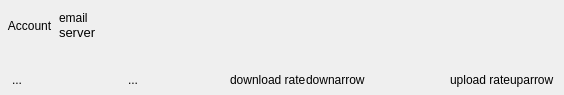
haiwen/seafile-client, file ui/cloud-view.ui: the form before one commit.
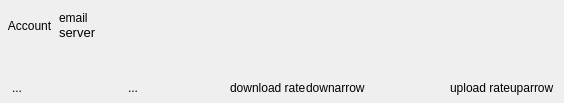
The form after the commit.

```diff
--- a/ui/cloud-view.ui
+++ b/ui/cloud-view.ui
@@ -7,7 +7,7 @@
     <x>0</x>
     <y>0</y>
     <width>564</width>
-    <height>95</height>
+    <height>103</height>
    </rect>
   </property>
   <property name="windowTitle">
```
